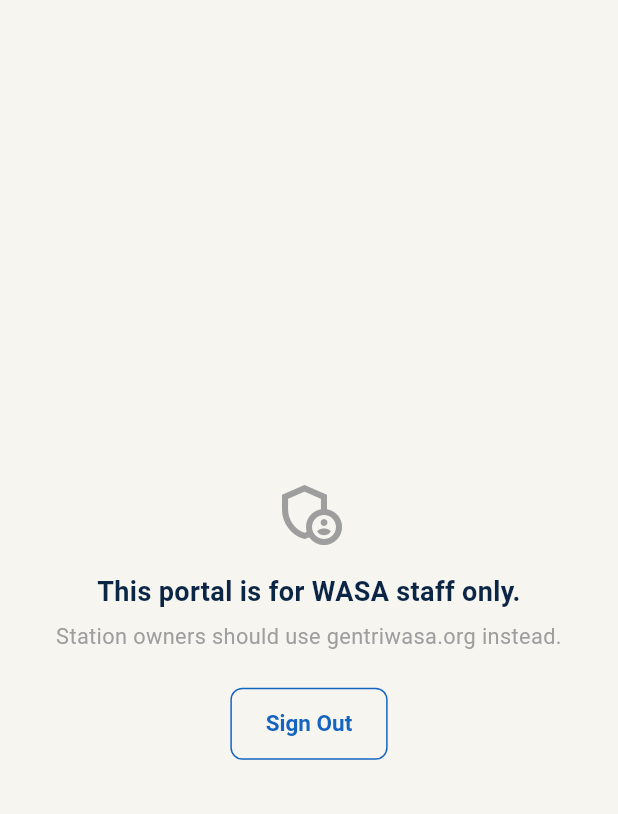
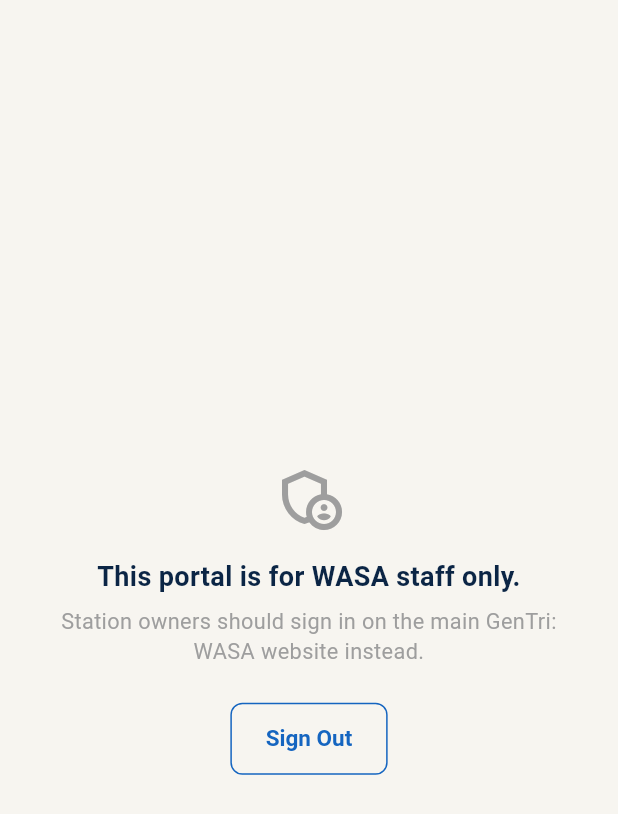
Before and after one commit to erise2313/aquaroutes, a Flutter app: the _AdminPortalWrongRoleScreen screen opened directly, on a phone screen of 412 x 824 dp. Shown: the top 814 px of the screen. Run offline on Flutter 3.47's test engine with Material 3 defaults, Android fonts, the phone set to English and light mode, and no system bars; our stand-ins replace file_picker, fl_chart, flutter_dotenv, flutter_map, flutter_riverpod, geolocator and 7 more; missing offline and left inert: dart:js_interop; accounts and stored records are empty.

Commit message:
Stop pointing people at a domain nobody registered
auth_gate told a station owner who landed on the admin portal to use
gentriwasa.org instead, and the new privacy policy named it as the
association website. That domain does not exist -- nslookup returns
NXDOMAIN. Everything is served from the Firebase hosting URLs.

Both now refer to the website without asserting a domain, so neither goes
stale again if the association registers one later or picks a different
name.

```diff
--- a/lib/screens/auth/auth_gate.dart
+++ b/lib/screens/auth/auth_gate.dart
@@ -136,7 +136,7 @@
               ),
               const SizedBox(height: 8),
               const Text(
-                'Station owners should use gentriwasa.org instead.',
+                'Station owners should sign in on the main GenTri: WASA website instead.',
                 style: TextStyle(color: Colors.grey),
                 textAlign: TextAlign.center,
               ),
--- a/lib/screens/web/privacy_policy_screen.dart
+++ b/lib/screens/web/privacy_policy_screen.dart
@@ -77,7 +77,7 @@
                       const SizedBox(height: 28),
 
                       const _Body(
-                        'This policy covers the GenTri: WASA mobile app and the gentriwasa.org website, both operated by the General Trias Water Station Association. Browsing the bulletin board, the station directory and the map needs no account. Everything below applies once you create an account or place an order.',
+                        'This policy covers the GenTri: WASA mobile app and the association website, both operated by the General Trias Water Station Association. Browsing the bulletin board, the station directory and the map needs no account. Everything below applies once you create an account or place an order.',
                       ),
 
                       const _Heading('What we collect'),
```
